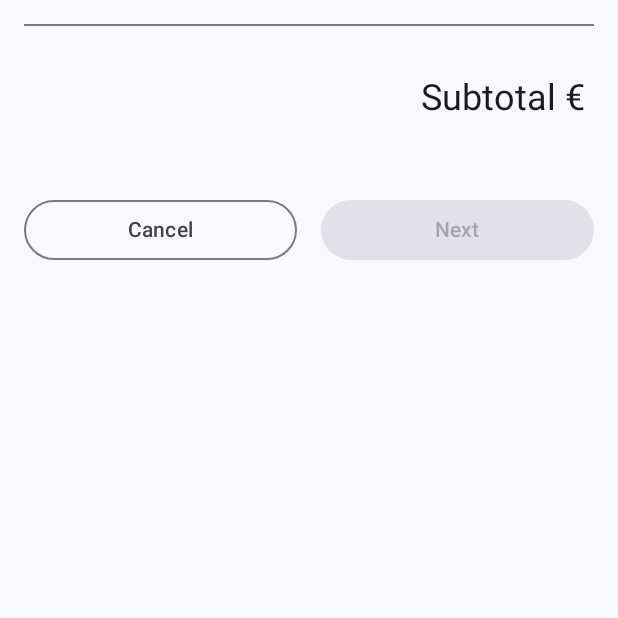
After one commit to guisussel/brigadeirao-app, an Android app built with Jetpack Compose: the composable SelectOptionsScreen called with empty values, on a phone screen of 412 x 824 dp, the top half of it. The commit adds this screen. Run offline under Robolectric (Android 15) with nearby library versions, the phone set to English and light mode, and no system bars.

Commit message:
added select filling options screen

```diff
--- a/app/src/main/java/com/sussel/brigadeirao/MainActivity.kt
+++ b/app/src/main/java/com/sussel/brigadeirao/MainActivity.kt
@@ -3,16 +3,14 @@ package com.sussel.brigadeirao
 import android.os.Bundle
 import androidx.activity.ComponentActivity
 import androidx.activity.compose.setContent
-import androidx.activity.enableEdgeToEdge
 import com.sussel.brigadeirao.ui.theme.BrigadeiraoTheme
 
 class MainActivity : ComponentActivity() {
     override fun onCreate(savedInstanceState: Bundle?) {
         super.onCreate(savedInstanceState)
-        enableEdgeToEdge()
         setContent {
             BrigadeiraoTheme {
-                StartOrderPreview()
+                PreviewStartOrder()
             }
         }
     }
--- a/app/src/main/java/com/sussel/brigadeirao/OrderSummaryScreen.kt
+++ b/app/src/main/java/com/sussel/brigadeirao/OrderSummaryScreen.kt
@@ -112,10 +112,10 @@ fun OrderSummaryScreen(
 fun PreviewOrderSummaryScreen() {
     BrigadeiraoTheme {
         OrderSummaryScreen(
+            modifier = Modifier.fillMaxHeight(),
             orderUiState = OrderUiState(1, "test filling", "test date", "test price 3.0"),
             onSendButtonClicked = { subject: String, summary: String -> },
-            onCancelButtonClicked = { /*TODO*/ },
-            modifier = Modifier.fillMaxHeight()
+            onCancelButtonClicked = { }
         )
     }
 }
--- /dev/null
+++ b/app/src/main/java/com/sussel/brigadeirao/SelectOptionsScreen.kt
@@ -0,0 +1,125 @@
+package com.sussel.brigadeirao
+
+import androidx.compose.foundation.layout.Arrangement
+import androidx.compose.foundation.layout.Column
+import androidx.compose.foundation.layout.Row
+import androidx.compose.foundation.layout.fillMaxHeight
+import androidx.compose.foundation.layout.fillMaxWidth
+import androidx.compose.foundation.layout.padding
+import androidx.compose.foundation.selection.selectable
+import androidx.compose.material3.Button
+import androidx.compose.material3.Divider
+import androidx.compose.material3.OutlinedButton
+import androidx.compose.material3.RadioButton
+import androidx.compose.material3.Text
+import androidx.compose.runtime.Composable
+import androidx.compose.runtime.getValue
+import androidx.compose.runtime.mutableStateOf
+import androidx.compose.runtime.saveable.rememberSaveable
+import androidx.compose.runtime.setValue
+import androidx.compose.ui.Alignment
+import androidx.compose.ui.Modifier
+import androidx.compose.ui.res.stringResource
+import androidx.compose.ui.tooling.preview.Preview
+import androidx.compose.ui.unit.dp
+import com.sussel.brigadeirao.ui.components.FormattedPriceLabel
+import com.sussel.brigadeirao.ui.theme.BrigadeiraoTheme
+
+/**
+ * Composable that displays the list of items as [RadioButton] options,
+ * [onSelectionChanged] lambda that notifies the parent composable when a new value is selected,
+ * [onCancelButtonClicked] lambda that cancels the order when user clicks cancel and
+ * [onNextButtonClicked] lambda that triggers the navigation to next screen
+ */
+
+@Composable
+fun SelectOptionsScreen(
+    modifier: Modifier = Modifier,
+    subtotal: String,
+    options: List<String>,
+    onSelectionChanged: (String) -> Unit = { },
+    onCancelButtonClicked: () -> Unit = { },
+    onNextButtonClicked: () -> Unit = { }
+) {
+    var selectedValue by rememberSaveable {
+        mutableStateOf("")
+    }
+
+    Column(
+        modifier = modifier,
+        verticalArrangement = Arrangement.SpaceBetween
+    ) {
+        Column(
+            modifier = Modifier.padding(16.dp)
+        ) {
+            options.forEach { item ->
+                Row(
+                    modifier = Modifier.selectable(
+                        selected = selectedValue == item,
+                        onClick = {
+                            selectedValue = item
+                            onSelectionChanged(item)
+                        }
+                    ),
+                    verticalAlignment = Alignment.CenterVertically
+                ) {
+                    RadioButton(
+                        selected = selectedValue == item,
+                        onClick = {
+                            selectedValue = item
+                            onSelectionChanged(item)
+                        }
+                    )
+                    Text(text = item)
+                }
+            }
+            Divider(
+                thickness = 1.dp,
+                modifier = Modifier.padding(bottom = 16.dp)
+            )
+            FormattedPriceLabel(
+                subTotal = subtotal,
+                modifier = Modifier
+                    .align(Alignment.End)
+                    .padding(
+                        top = 16.dp,
+                        bottom = 16.dp
+                    )
+            )
+        }
+        Row(
+            modifier = Modifier
+                .fillMaxWidth()
+                .padding(16.dp),
+            horizontalArrangement = Arrangement.spacedBy(16.dp),
+            verticalAlignment = Alignment.Bottom
+        ) {
+            OutlinedButton(
+                modifier = Modifier.weight(1f),
+                onClick = onCancelButtonClicked
+            ) {
+                Text(text = stringResource(id = R.string.cancel))
+            }
+            Button(
+                modifier = Modifier.weight(1f),
+                enabled = selectedValue.isNotEmpty(),
+                onClick = onNextButtonClicked
+            ) {
+                Text(text = stringResource(id = R.string.next))
+            }
+        }
+
+    }
+}
+
+@Preview(showBackground = true)
+@Composable
+fun PreviewSelectOptionsScreen() {
+    BrigadeiraoTheme {
+        SelectOptionsScreen(
+            modifier = Modifier.fillMaxHeight(),
+            subtotal = "19.90",
+            options = listOf("Example 1", "Example 2", "Example 3", "Example 4")
+        )
+    }
+}
--- a/app/src/main/res/values/strings.xml
+++ b/app/src/main/res/values/strings.xml
@@ -27,5 +27,6 @@
     <string name="pickup_date">Pickup date</string>
     <string name="subtotal_price">Subtotal € %s</string>
     <string name="send_order">Send order</string>
+    <string name="next">Next</string>
     <string name="cancel">Cancel</string>
 </resources>
```
Also changed, not shown: app/src/main/java/com/sussel/brigadeirao/StartOrderScreen.kt (+10 -5 lines).
